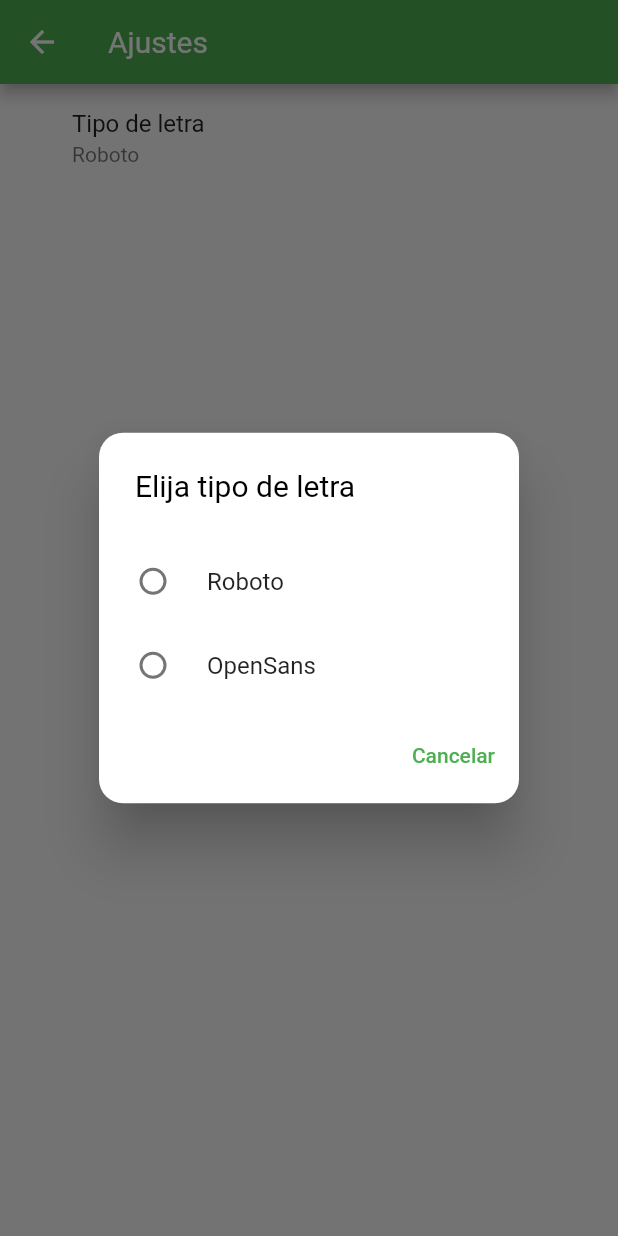
After one commit to Cavitedev/zacatrusa, a Flutter app: the SettingsPage screen opened directly, after a tap on "Tipo de letra", on a phone screen of 412 x 824 dp. The commit adds this screen. Run offline on Flutter 3.47's test engine with Material 2 defaults, Android fonts, the phone set to English and light mode, and no system bars; our stand-ins replace avatar_glow, carousel_slider, connectivity_plus, extended_image, flash, flutter_rating_bar and 5 more; missing offline and left inert: app_settings, window_size; accounts and stored records are empty; network calls fail.

Commit message:
Working on settings radio list tile #40

```diff
--- a/lib/game_board/presentation/games_browse/games_browse.dart
+++ b/lib/game_board/presentation/games_browse/games_browse.dart
@@ -20,6 +20,7 @@ class GamesBrowse extends ConsumerWidget {
   Widget build(BuildContext context, WidgetRef ref) {
     return Scaffold(
       key: _scaffoldKey,
+      drawerEdgeDragWidth: 100,
       drawer: const AppDrawer(),
       body: RefreshIndicator(
         semanticsLabel: "Recargar juegos de mesa",
--- /dev/null
+++ b/lib/game_board/presentation/settings/radio_button_setting_dialog.dart
@@ -0,0 +1,161 @@
+import 'package:flutter/material.dart';
+import 'package:flutter_riverpod/flutter_riverpod.dart';
+
+class MessageValue<T> {
+  final String message;
+  final T value;
+
+  const MessageValue({
+    required this.message,
+    required this.value,
+  });
+}
+
+class RadioButtonSettingDialog<T> extends ConsumerWidget {
+  const RadioButtonSettingDialog({
+    required this.name,
+    required this.dialogTitle,
+    required this.provider,
+    required this.messageValues,
+    required this.onChanged,
+    Key? key,
+  }) : super(key: key);
+
+  final String name;
+  final List<MessageValue<T>> messageValues;
+  final Provider<T> provider;
+  final String dialogTitle;
+  final Function(T) onChanged;
+
+  @override
+  Widget build(BuildContext context, WidgetRef ref) {
+    final T value = ref.watch(provider);
+    return ListTile(
+      contentPadding: const EdgeInsets.only(left: 48),
+      title: Text(name),
+      subtitle: Text(value.toString()),
+      onTap: () {
+        showDialog(
+          context: context,
+          builder: (_) {
+            return ChangeValueDialog<T>(
+              messageValues: messageValues,
+              title: dialogTitle,
+              provider: provider,
+              onChanged: onChanged,
+            );
+          },
+        );
+      },
+    );
+  }
+}
+
+class ChangeValueDialog<T> extends StatelessWidget {
+  final List<MessageValue<T>> messageValues;
+  final Provider<T> provider;
+  final String title;
+  final Function(T) onChanged;
+
+  const ChangeValueDialog({
+    required this.messageValues,
+    required this.provider,
+    required this.title,
+    required this.onChanged,
+    Key? key,
+  }) : super(key: key);
+
+  @override
+  Widget build(BuildContext context) {
+    return RadioDialog(
+      title: title,
+      content: DialogRadioColumn(
+        messageValues: messageValues,
+        provider: provider,
+        onChanged: onChanged,
+      ),
+    );
+  }
+}
+
+class RadioDialog extends StatelessWidget {
+  final Widget content;
+  final String title;
+
+  const RadioDialog({
+    Key? key,
+    required this.content,
+    required this.title,
+  }) : super(key: key);
+
+  @override
+  Widget build(BuildContext context) {
+    return AlertDialog(
+      title: Text(title),
+      elevation: 16,
+      contentPadding: const EdgeInsets.only(right: 24, top: 24),
+      shape: const RoundedRectangleBorder(
+        borderRadius: BorderRadius.all(Radius.circular(16)),
+      ),
+      content: content,
+      actions: <Widget>[
+        TextButton(
+          onPressed: () {
+            Navigator.of(context).pop();
+          },
+          child: const Text(
+            "Cancelar",
+          ),
+        ),
+      ],
+    );
+  }
+}
+
+class DialogRadioColumn<T> extends ConsumerWidget {
+  final List<MessageValue<T>> messageValues;
+  final Provider<T> provider;
+  final Function(T) onChanged;
+
+  const DialogRadioColumn({
+    required this.messageValues,
+    required this.provider,
+    required this.onChanged,
+    Key? key,
+  }) : super(key: key);
+
+  @override
+  Widget build(BuildContext context, WidgetRef ref) {
+    final T groupValue = ref.watch(provider);
+
+    return Column(
+      mainAxisSize: MainAxisSize.min,
+      children: messageValues
+          .map((msgVal) => _buildRadioListTile(
+              context: context,
+              value: msgVal.value,
+              msg: msgVal.message,
+              groupValue: groupValue,
+              ref: ref))
+          .toList(),
+    );
+  }
+
+  RadioListTile<T> _buildRadioListTile({
+    required BuildContext context,
+    required T value,
+    required T groupValue,
+    required String msg,
+    required WidgetRef ref,
+  }) {
+    return RadioListTile<T>(
+      groupValue: groupValue,
+      value: value,
+      title: Text(msg),
+      onChanged: (newValue) {
+        onChanged(newValue!);
+        Navigator.pop(context);
+      },
+    );
+  }
+}
--- a/lib/game_board/presentation/settings/settings_page.dart
+++ b/lib/game_board/presentation/settings/settings_page.dart
@@ -1,15 +1,34 @@
 import 'package:flutter/material.dart';
+import 'package:flutter_riverpod/flutter_riverpod.dart';
+import 'package:zacatrusa/game_board/presentation/settings/radio_button_setting_dialog.dart';
+import 'package:zacatrusa/settings/settings_controller.dart';
 
-class SettingsPage extends StatelessWidget {
+class SettingsPage extends ConsumerWidget {
   const SettingsPage({Key? key}) : super(key: key);
 
   @override
-  Widget build(BuildContext context) {
+  Widget build(BuildContext context, WidgetRef ref) {
     return Scaffold(
       appBar: AppBar(
-        title: const Text("Settings"),
+        title: const Text("Ajustes"),
       ),
-      body: const Text("Content of settings TODO"),
+      body: ListView(
+        children: [
+          RadioButtonSettingDialog(
+              name: "Tipo de letra",
+              dialogTitle: "Elija tipo de letra",
+              provider: settingsFontFamilyControllerProvider,
+              messageValues: [
+                MessageValue(message: "Roboto", value: "roboto"),
+                MessageValue(message: "OpenSans", value: "open_sans")
+              ],
+              onChanged: (value) {
+                ref
+                    .read(settingsControllerProvider)
+                    .updateFontfamily(value.toString());
+              }),
+        ],
+      ),
     );
   }
 }
--- a/lib/settings/settings_controller.dart
+++ b/lib/settings/settings_controller.dart
@@ -6,6 +6,9 @@ import 'settings_service.dart';
 
 final settingsControllerProvider = ChangeNotifierProvider(
     (_) => SettingsController(SettingsService())..loadSettings());
+
+final settingsFontFamilyControllerProvider = Provider((ref) =>
+    ref.watch(settingsControllerProvider.select((set) => set._fontFaimily)));
 
 class SettingsController with ChangeNotifier {
   SettingsController(this._settingsService);
@@ -20,6 +23,7 @@ class SettingsController with ChangeNotifier {
     await _settingsService.init();
     _notifyQueryDowngradeWarning =
         _settingsService.notifyQueryDowngradeWarning();
+    _fontFaimily = _settingsService.fontFamily();
 
     notifyListeners();
   }
@@ -39,4 +43,19 @@ class SettingsController with ChangeNotifier {
     await _settingsService
         .updateNotifyQueryDowngradeWarning(_notifyQueryDowngradeWarning);
   }
+
+  late String _fontFaimily;
+
+  String get fontFaimily => _fontFaimily;
+
+  Future<void> updateFontfamily(String? newFontFamily) async {
+    if (newFontFamily == null) return;
+    if (newFontFamily == fontFaimily) return;
+
+    _fontFaimily = newFontFamily;
+
+    notifyListeners();
+
+    await _settingsService.updateFontFamily(_fontFaimily);
+  }
 }
--- a/lib/settings/settings_service.dart
+++ b/lib/settings/settings_service.dart
@@ -17,4 +17,14 @@ class SettingsService {
   Future<void> updateNotifyQueryDowngradeWarning(bool notifyAgain) async {
     await preferences.setBool(notifyQueryDowngradeWarningKey, notifyAgain);
   }
+
+  static String fontFamilyKey = "font_family";
+
+  String fontFamily() {
+    return preferences.getString(fontFamilyKey) ?? "Roboto";
+  }
+
+  Future<void> updateFontFamily(String newFontFamily) async {
+    await preferences.setString(fontFamilyKey, newFontFamily);
+  }
 }
```
